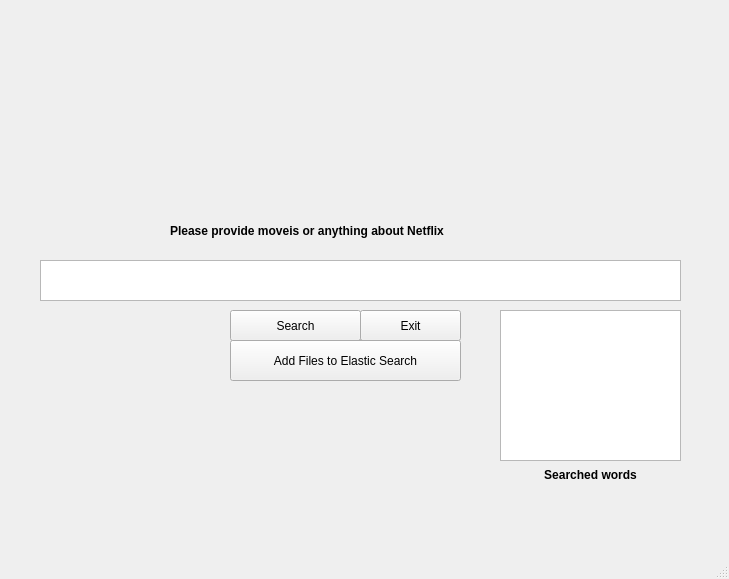
This is guiTest.ui in mm528/ElasticSearch as Qt 5 draws it before an edit. The edited form follows.
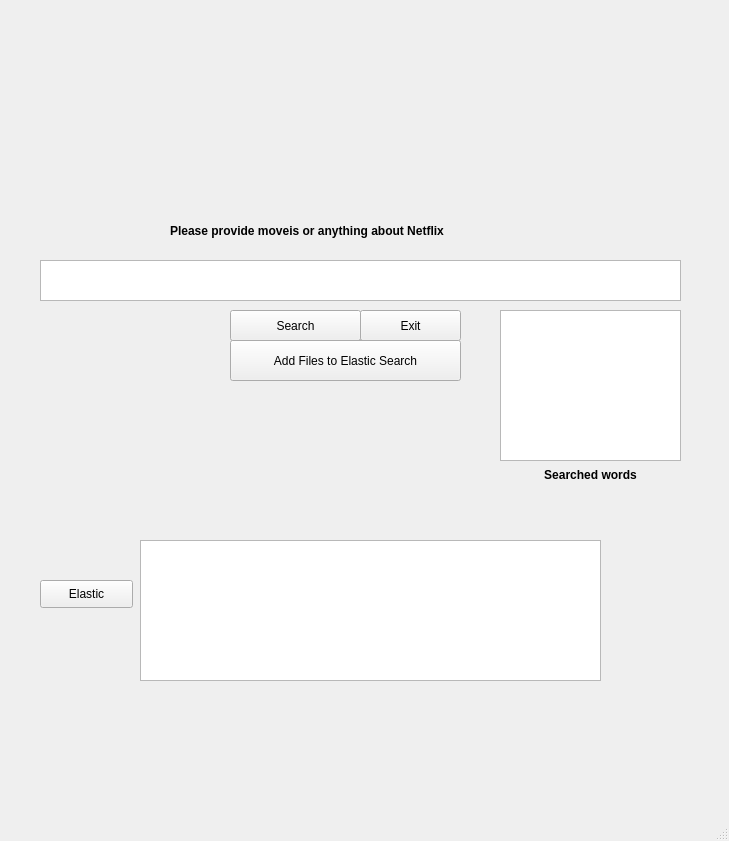
This is the edited form.

What changed in the file:
```diff
--- a/guiTest.ui
+++ b/guiTest.ui
@@ -7,7 +7,7 @@
     <x>0</x>
     <y>0</y>
     <width>729</width>
-    <height>579</height>
+    <height>841</height>
    </rect>
   </property>
   <property name="windowTitle">
@@ -113,6 +113,29 @@
      <string>Add Files to Elastic Search</string>
     </property>
    </widget>
+   <widget class="QPushButton" name="pushButton_elastic">
+    <property name="geometry">
+     <rect>
+      <x>40</x>
+      <y>580</y>
+      <width>93</width>
+      <height>28</height>
+     </rect>
+    </property>
+    <property name="text">
+     <string>Elastic</string>
+    </property>
+   </widget>
+   <widget class="QTextEdit" name="textEdit_elastic">
+    <property name="geometry">
+     <rect>
+      <x>140</x>
+      <y>540</y>
+      <width>461</width>
+      <height>141</height>
+     </rect>
+    </property>
+   </widget>
   </widget>
   <widget class="QMenuBar" name="menubar">
    <property name="geometry">
```
